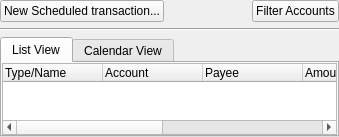
Qt form kmymoney/views/kscheduledviewdecl.ui (KDE/kmymoney) before a commit.
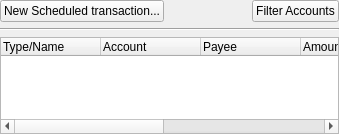
The same form after that commit. Custom widgets are drawn as their Qt base class.

Commit message:
Remove the schedule calendar view to make way for something better (maybe qml based).
The code way a pain to port and it provided poor UX.

What changed in the file:
```diff
--- a/kmymoney/views/kscheduledviewdecl.ui
+++ b/kmymoney/views/kscheduledviewdecl.ui
@@ -59,16 +59,6 @@
     </widget>
    </item>
    <item>
-    <widget class="QTabWidget" name="m_tabWidget">
-     <widget class="QWidget" name="m_listTab">
-      <attribute name="title">
-       <string>List View</string>
-      </attribute>
-      <layout class="QVBoxLayout" name="m_listTabLayout">
-       <property name="margin">
-        <number>0</number>
-       </property>
-       <item>
         <widget class="QTreeWidget" name="m_scheduleTree">
          <property name="alternatingRowColors">
           <bool>true</bool>
@@ -118,20 +108,6 @@
        </item>
       </layout>
      </widget>
-     <widget class="QWidget" name="m_calendarTab">
-      <attribute name="title">
-       <string>Calendar View</string>
-      </attribute>
-      <layout class="QVBoxLayout">
-       <item>
-        <widget class="kMyMoneyScheduledCalendar" name="m_calendar" native="true"/>
-       </item>
-      </layout>
-     </widget>
-    </widget>
-   </item>
-  </layout>
- </widget>
  <layoutdefault spacing="6" margin="11"/>
  <customwidgets>
   <customwidget>
@@ -145,11 +121,6 @@
    <header>ktabwidget.h</header>
    <container>1</container>
   </customwidget>
-  <customwidget>
-   <class>kMyMoneyScheduledCalendar</class>
-   <extends>QWidget</extends>
-   <header>../widgets/kmymoneyscheduledcalendar.h</header>
-  </customwidget>
  </customwidgets>
  <resources/>
  <connections/>
```
Lines whose indentation alone changed are shown as unchanged. The commit also changes 11 other files.
